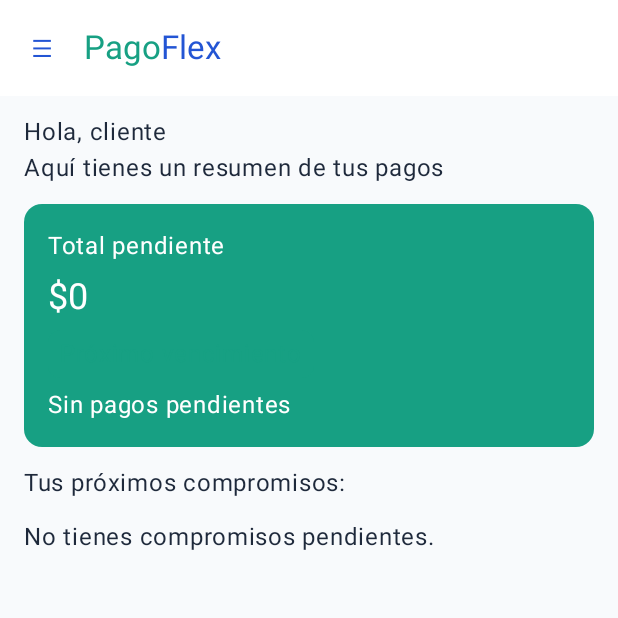
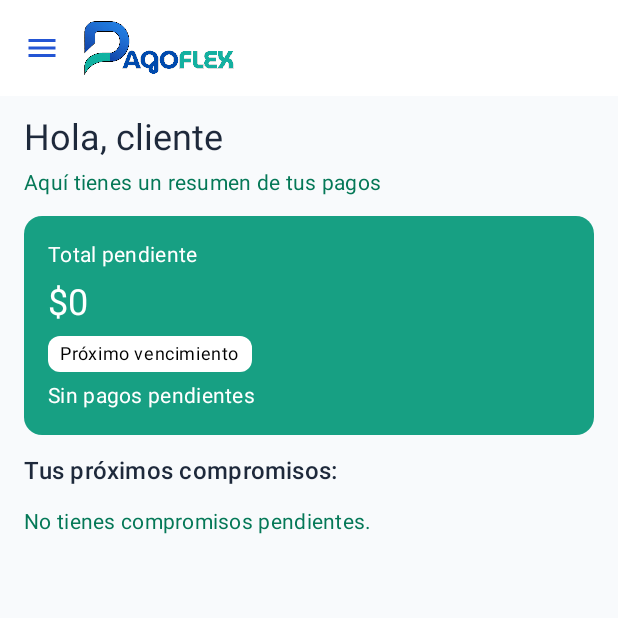
Before and after one commit to Cristianurrego07/ApplicacionMovil, an Android app built with Jetpack Compose: the composable InicioScreen called with empty values, on a phone screen of 412 x 824 dp, the top half of it. Run offline under Robolectric (Android 15) with nearby library versions, the phone set to English and light mode, and no system bars.

Commit message:
Organiza la pantalla de inicio del cliente
- Ordena el saludo y el resumen de pagos.
- Actualiza los colores de la tarjeta de total pendiente.
- Incorpora el logo y el ícono del menú.
- Mantiene visibles los próximos compromisos.

```diff
--- a/app/src/main/java/com/example/app/ui/screens/InicioScreen.kt
+++ b/app/src/main/java/com/example/app/ui/screens/InicioScreen.kt
@@ -1,13 +1,19 @@
 package com.example.app.ui.screens
 
 import android.content.res.Configuration
+import androidx.compose.foundation.Image
+import androidx.compose.foundation.clickable
+import androidx.compose.foundation.interaction.MutableInteractionSource
 import androidx.compose.foundation.layout.Arrangement
+import androidx.compose.foundation.layout.Box
 import androidx.compose.foundation.layout.Column
 import androidx.compose.foundation.layout.PaddingValues
 import androidx.compose.foundation.layout.fillMaxSize
 import androidx.compose.foundation.layout.fillMaxWidth
+import androidx.compose.foundation.layout.height
 import androidx.compose.foundation.layout.padding
-import androidx.compose.foundation.isSystemInDarkTheme
+import androidx.compose.foundation.layout.size
+import androidx.compose.foundation.layout.width
 import androidx.compose.foundation.lazy.LazyColumn
 import androidx.compose.foundation.lazy.items
 import androidx.compose.material3.Card
@@ -15,10 +21,10 @@ import androidx.compose.material3.CardDefaults
 import androidx.compose.material3.DrawerValue
 import androidx.compose.material3.ExperimentalMaterial3Api
 import androidx.compose.material3.HorizontalDivider
-import androidx.compose.material3.IconButton
+import androidx.compose.material3.Icon
+import androidx.compose.material3.MaterialTheme
 import androidx.compose.material3.ModalDrawerSheet
 import androidx.compose.material3.ModalNavigationDrawer
-import androidx.compose.material3.MaterialTheme
 import androidx.compose.material3.NavigationDrawerItem
 import androidx.compose.material3.Scaffold
 import androidx.compose.material3.Surface
@@ -27,24 +33,33 @@ import androidx.compose.material3.TopAppBar
 import androidx.compose.material3.TopAppBarDefaults
 import androidx.compose.material3.rememberDrawerState
 import androidx.compose.runtime.Composable
+import androidx.compose.runtime.remember
 import androidx.compose.runtime.rememberCoroutineScope
+import androidx.compose.ui.Alignment
+import androidx.compose.ui.Modifier
 import androidx.compose.ui.graphics.Color
-import androidx.compose.ui.Modifier
+import androidx.compose.ui.layout.ContentScale
+import androidx.compose.ui.res.painterResource
+import androidx.compose.ui.semantics.Role
+import androidx.compose.ui.semantics.contentDescription
+import androidx.compose.ui.semantics.semantics
 import androidx.compose.ui.text.SpanStyle
 import androidx.compose.ui.text.buildAnnotatedString
+import androidx.compose.ui.text.withStyle
 import androidx.compose.ui.tooling.preview.Preview
-import androidx.compose.ui.text.withStyle
 import androidx.compose.ui.unit.dp
+import com.example.app.R
 import com.example.app.model.Compromiso
 import com.example.app.model.Servicio
 import com.example.app.model.Usuario
-import com.example.app.ui.components.BotonPrincipal
 import com.example.app.ui.components.TarjetaCompromiso
 import com.example.app.ui.theme.AppThemePreview
+import com.example.app.ui.theme.PagoFlexGreen
 import com.example.app.ui.theme.Primario
-import com.example.app.ui.theme.PrimarioClaro
-import com.example.app.ui.theme.PrimarioOscuro
 import com.example.app.ui.theme.Secundario
+import java.text.NumberFormat
+import java.text.SimpleDateFormat
+import java.util.Locale
 import kotlinx.coroutines.launch
 
 @OptIn(ExperimentalMaterial3Api::class)
@@ -62,20 +77,15 @@ fun InicioScreen(
     onReportarProblema: () -> Unit,
     onVerHistorialReportes: () -> Unit
 ) {
-    val pendientes = compromisos.filter { it.estado == "Pendiente" || it.estado == "Vencido" }
-    val totalPendiente = pendientes.sumOf { it.monto + if (it.estado == "Vencido") it.recargo else 0 }
+    val pendientes = compromisos.filter {
+        it.estado == "Pendiente" || it.estado == "Vencido"
+    }
+
+    val totalPendiente = pendientes.sumOf {
+        it.monto + if (it.estado == "Vencido") it.recargo else 0
+    }
+
     val proximoCompromiso = pendientes.firstOrNull()
-    val modoOscuro = isSystemInDarkTheme()
-    val colorFondoResumen = if (modoOscuro) {
-        MaterialTheme.colorScheme.primaryContainer
-    } else {
-        Primario
-    }
-    val colorTextoResumen = if (modoOscuro) {
-        MaterialTheme.colorScheme.onPrimaryContainer
-    } else {
-        Color.White
-    }
 
     val drawerState = rememberDrawerState(DrawerValue.Closed)
     val scope = rememberCoroutineScope()
@@ -86,16 +96,26 @@ fun InicioScreen(
             ModalDrawerSheet {
                 Text(
                     text = buildAnnotatedString {
-                        withStyle(SpanStyle(color = Primario)) { append("Pago") }
-                        withStyle(SpanStyle(color = Secundario)) { append("Flex") }
+                        withStyle(SpanStyle(color = Primario)) {
+                            append("Pago")
+                        }
+                        withStyle(SpanStyle(color = Secundario)) {
+                            append("Flex")
+                        }
                     },
+                    style = MaterialTheme.typography.titleLarge,
                     modifier = Modifier.padding(20.dp)
                 )
 
                 HorizontalDivider()
 
                 NavigationDrawerItem(
-                    label = { Text("Mi perfil") },
+                    label = {
+                        Text(
+                            text = "Mi perfil",
+                            style = MaterialTheme.typography.bodyLarge
+                        )
+                    },
                     selected = false,
                     onClick = {
                         scope.launch { drawerState.close() }
@@ -104,7 +124,12 @@ fun InicioScreen(
                 )
 
                 NavigationDrawerItem(
-                    label = { Text("Agregar servicio") },
+                    label = {
+                        Text(
+                            text = "Agregar servicio",
+                            style = MaterialTheme.typography.bodyLarge
+                        )
+                    },
                     selected = false,
                     onClick = {
                         scope.launch { drawerState.close() }
@@ -113,7 +138,12 @@ fun InicioScreen(
                 )
 
                 NavigationDrawerItem(
-                    label = { Text("Eliminar servicios") },
+                    label = {
+                        Text(
+                            text = "Eliminar servicios",
+                            style = MaterialTheme.typography.bodyLarge
+                        )
+                    },
                     selected = false,
                     onClick = {
                         scope.launch { drawerState.close() }
@@ -122,7 +152,12 @@ fun InicioScreen(
                 )
 
                 NavigationDrawerItem(
-                    label = { Text("Historial de pagos") },
+                    label = {
+                        Text(
+                            text = "Historial de pagos",
+                            style = MaterialTheme.typography.bodyLarge
+                        )
+                    },
                     selected = false,
                     onClick = {
                         scope.launch { drawerState.close() }
@@ -131,7 +166,12 @@ fun InicioScreen(
                 )
 
                 NavigationDrawerItem(
-                    label = { Text("Reportar problema") },
+                    label = {
+                        Text(
+                            text = "Reportar problema",
+                            style = MaterialTheme.typography.bodyLarge
+                        )
+                    },
                     selected = false,
                     onClick = {
                         scope.launch { drawerState.close() }
@@ -140,7 +180,12 @@ fun InicioScreen(
                 )
 
                 NavigationDrawerItem(
-                    label = { Text("Historial de reportes") },
+                    label = {
+                        Text(
+                            text = "Historial de reportes",
+                            style = MaterialTheme.typography.bodyLarge
+                        )
+                    },
                     selected = false,
                     onClick = {
                         scope.launch { drawerState.close() }
@@ -151,7 +196,12 @@ fun InicioScreen(
                 HorizontalDivider()
 
                 NavigationDrawerItem(
-                    label = { Text("Cerrar sesión") },
+                    label = {
+                        Text(
+                            text = "Cerrar sesión",
+                            style = MaterialTheme.typography.bodyLarge
+                        )
+                    },
                     selected = false,
                     onClick = {
                         scope.launch { drawerState.close() }
@@ -166,24 +216,48 @@ fun InicioScreen(
             topBar = {
                 TopAppBar(
                     title = {
-                        Text(buildAnnotatedString {
-                            withStyle(SpanStyle(color = Primario)) { append("Pago") }
-                            withStyle(SpanStyle(color = Secundario)) { append("Flex") }
-                        })
+                        Image(
+                            painter = painterResource(R.drawable.logo_pagoflex),
+                            contentDescription = "Logo PagoFlex",
+                            contentScale = ContentScale.Fit,
+                            modifier = Modifier
+                                .width(100.dp)
+                                .height(50.dp)
+                        )
+                    },
+                    navigationIcon = {
+                        Box(
+                            modifier = Modifier
+                                .size(48.dp)
+                                .semantics {
+                                    contentDescription = "Abrir menú"
+                                }
+                                .clickable(
+                                    interactionSource = remember {
+                                        MutableInteractionSource()
+                                    },
+                                    indication = null,
+                                    role = Role.Button,
+                                    onClick = {
+                                        scope.launch {
+                                            drawerState.open()
+                                        }
+                                    }
+                                ),
+                            contentAlignment = Alignment.Center
+                        ) {
+                            Icon(
+                                painter = painterResource(R.drawable.ic_menu),
+                                contentDescription = null,
+                                tint = Secundario,
+                                modifier = Modifier.size(24.dp)
+                            )
+                        }
                     },
                     colors = TopAppBarDefaults.topAppBarColors(
                         containerColor = MaterialTheme.colorScheme.surface,
                         navigationIconContentColor = Secundario
-                    ),
-                    navigationIcon = {
-                        IconButton(
-                            onClick = {
-                                scope.launch { drawerState.open() }
-                            }
-                        ) {
-                            Text("☰", color = Secundario)
-                        }
-                    }
+                    )
                 )
             }
         ) { espacio ->
@@ -196,46 +270,91 @@ fun InicioScreen(
                 contentPadding = PaddingValues(vertical = 12.dp),
                 verticalArrangement = Arrangement.spacedBy(12.dp)
             ) {
+                // Saludo y descripción
                 item {
-                    Column {
-                        Text("Hola, ${usuario?.nombre ?: "cliente"}")
-                        Text("Aquí tienes un resumen de tus pagos")
+                    Column(
+                        verticalArrangement = Arrangement.spacedBy(4.dp)
+                    ) {
+                        Text(
+                            text = "Hola, ${usuario?.nombre ?: "cliente"}",
+                            style = MaterialTheme.typography.headlineSmall,
+                            color = MaterialTheme.colorScheme.onBackground
+                        )
+
+                        Text(
+                            text = "Aquí tienes un resumen de tus pagos",
+                            style = MaterialTheme.typography.bodyMedium,
+                            color = MaterialTheme.colorScheme.onSurfaceVariant
+                        )
                     }
                 }
 
+                // Resumen de pagos
                 item {
                     Card(
                         modifier = Modifier.fillMaxWidth(),
-                        colors = CardDefaults.cardColors(containerColor = colorFondoResumen)
+                        colors = CardDefaults.cardColors(
+                            containerColor = PagoFlexGreen
+                        )
                     ) {
                         Column(
                             modifier = Modifier.padding(16.dp),
                             verticalArrangement = Arrangement.spacedBy(6.dp)
                         ) {
-                            Text("Total pendiente", color = colorTextoResumen)
-                            Text(formatearMonto(totalPendiente), style = MaterialTheme.typography.headlineSmall, color = colorTextoResumen)
+                            Text(
+                                text = "Total pendiente",
+                                style = MaterialTheme.typography.bodyMedium,
+                                color = Color.White
+                            )
+
+                            Text(
+                                text = formatearMonto(totalPendiente),
+                                style = MaterialTheme.typography.headlineSmall,
+                                color = Color.White
+                            )
+
                             Surface(
-                                color = if (modoOscuro) Primario else PrimarioClaro,
+                                color = Color.White,
                                 shape = MaterialTheme.shapes.small
                             ) {
                                 Text(
-                                    "Próximo vencimiento",
-                                    modifier = Modifier.padding(horizontal = 8.dp, vertical = 4.dp),
-                                    color = if (modoOscuro) Color.White else Primario
+                                    text = "Próximo vencimiento",
+                                    style = MaterialTheme.typography.bodySmall,
+                                    color = Color.Black,
+                                    modifier = Modifier.padding(
+                                        horizontal = 8.dp,
+                                        vertical = 4.dp
+                                    )
                                 )
                             }
-                            Text(proximoCompromiso?.let { fechaVisibleInicio(it.vencimiento) } ?: "Sin pagos pendientes", color = colorTextoResumen)
+
+                            Text(
+                                text = proximoCompromiso?.let {
+                                    fechaVisibleInicio(it.vencimiento)
+                                } ?: "Sin pagos pendientes",
+                                style = MaterialTheme.typography.bodyMedium,
+                                color = Color.White
+                            )
                         }
                     }
                 }
 
+                // Lista de compromisos
                 item {
-                    Text("Tus próximos compromisos:")
+                    Text(
+                        text = "Tus próximos compromisos:",
+                        style = MaterialTheme.typography.titleMedium,
+                        color = MaterialTheme.colorScheme.onBackground
+                    )
                 }
 
                 if (pendientes.isEmpty()) {
                     item {
-                        Text("No tienes compromisos pendientes.")
+                        Text(
+                            text = "No tienes compromisos pendientes.",
+                            style = MaterialTheme.typography.bodyMedium,
+                            color = MaterialTheme.colorScheme.onSurfaceVariant
+                        )
                     }
                 } else {
                     items(pendientes) { compromiso ->
@@ -246,31 +365,48 @@ fun InicioScreen(
                             }
                         )
                     }
-
                 }
             }
         }
     }
 }
 
-private fun formatearMonto(monto: Int): String =
-    "$" + java.text.NumberFormat.getIntegerInstance(java.util.Locale("es", "CL")).format(monto)
+private fun formatearMonto(monto: Int): String {
+    val formato = NumberFormat.getIntegerInstance(Locale("es", "CL"))
+    return "$" + formato.format(monto)
+}
 
-private fun fechaVisibleInicio(fecha: String): String = try {
-    val date = try {
-        java.text.SimpleDateFormat("yyyy-MM-dd", java.util.Locale.US).parse(fecha)
+private fun fechaVisibleInicio(fecha: String): String {
+    return try {
+        val fechaConvertida = try {
+            SimpleDateFormat("yyyy-MM-dd", Locale.US).parse(fecha)
+        } catch (_: Exception) {
+            SimpleDateFormat("dd-MM-yyyy", Locale.US).parse(fecha)
+        }
+
+        fechaConvertida?.let {
+            SimpleDateFormat(
+                "dd 'de' MMMM 'de' yyyy",
+                Locale("es", "CL")
+            ).format(it)
+        } ?: fecha
     } catch (_: Exception) {
-        java.text.SimpleDateFormat("dd-MM-yyyy", java.util.Locale.US).parse(fecha)
+        fecha
     }
-    date?.let {
-        java.text.SimpleDateFormat("dd 'de' MMMM 'de' yyyy", java.util.Locale("es", "CL")).format(it)
-    } ?: fecha
-} catch (_: Exception) { fecha }
+}
 
-
-//Vista previa del inicio
-@Preview(name = "Inicio claro", showBackground = true, showSystemUi = true, uiMode = Configuration.UI_MODE_NIGHT_NO)
-@Preview(name = "Inicio oscuro", showBackground = true, showSystemUi = true, uiMode = Configuration.UI_MODE_NIGHT_YES)
+@Preview(
+    name = "Inicio claro",
+    showBackground = true,
+    showSystemUi = true,
+    uiMode = Configuration.UI_MODE_NIGHT_NO
+)
+@Preview(
+    name = "Inicio oscuro",
+    showBackground = true,
+    showSystemUi = true,
+    uiMode = Configuration.UI_MODE_NIGHT_YES
+)
 @Composable
 private fun InicioPreview() {
     AppThemePreview {
@@ -301,17 +437,19 @@ private fun InicioPreview() {
             )
         )
 
+        val servicios = listOf(
+            Servicio(
+                usuarioId = usuario.id,
+                nombreEmpresa = "Instituto Profesional",
+                rutPagador = "20.435.214-5",
+                alias = "Mensualidad"
+            )
+        )
+
         InicioScreen(
             usuario = usuario,
             compromisos = compromisos,
-            servicios = listOf(
-                Servicio(
-                    usuarioId = usuario.id,
-                    nombreEmpresa = "Instituto Profesional",
-                    rutPagador = "20.435.214-5",
-                    alias = "Mensualidad"
-                )
-            ),
+            servicios = servicios,
             onVolver = {},
             onVerDetalle = {},
             onVerPerfil = {},
```
